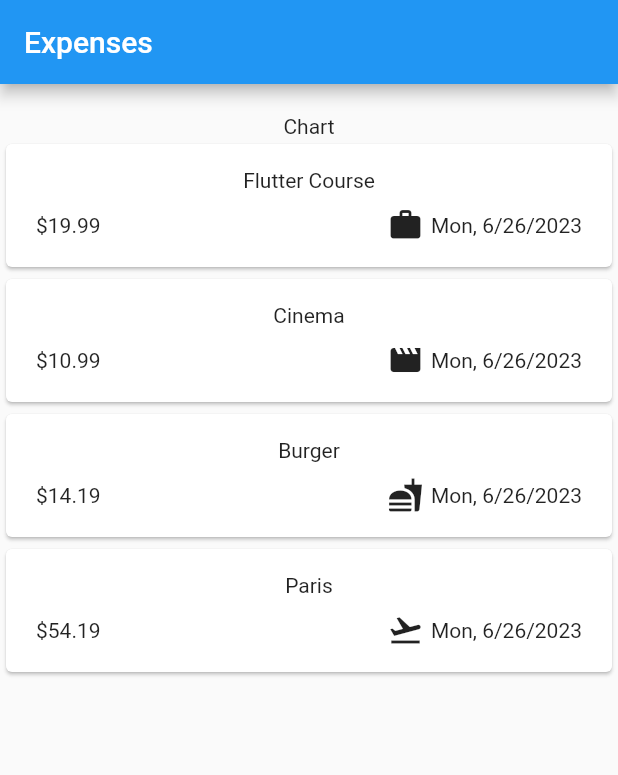
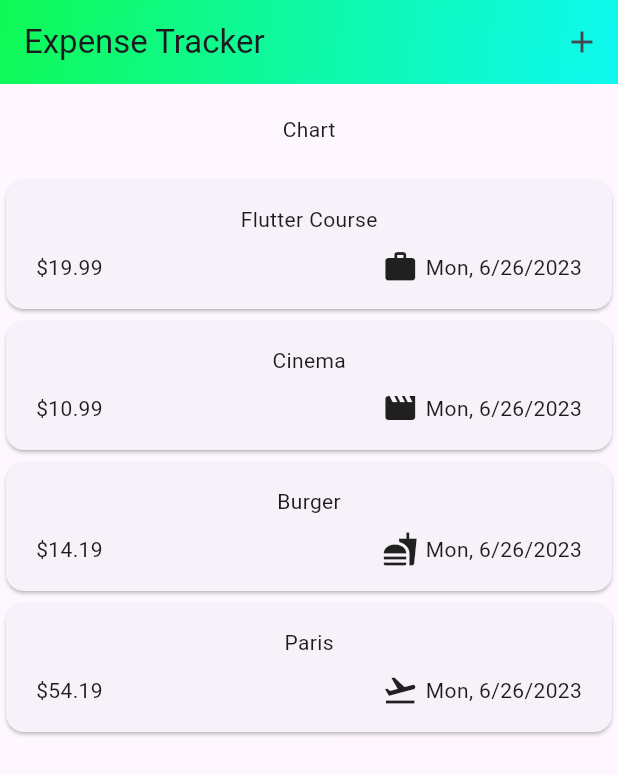
Before and after one commit to AlexTritecky/expense-tracker-app, a Flutter app: the screen it shows after launch, on a phone screen of 412 x 824 dp. Shown: the top 775 px of the screen. Run offline on Flutter 3.47's test engine with Material 2 defaults, Android fonts, the phone set to English and light mode, and no system bars.

Commit message:
add app styling

```diff
--- a/client/lib/expenses.dart
+++ b/client/lib/expenses.dart
@@ -37,7 +37,26 @@ class _ExpensesState extends State<Expenses> {
   Widget build(BuildContext context) {
     return Scaffold(
       appBar: AppBar(
-        title: const Text('Expenses'),
+        title: const Text('Expense Tracker'),
+        flexibleSpace: Container(
+          decoration: const BoxDecoration(
+            gradient: LinearGradient(
+              colors: [
+                Color.fromARGB(255, 15, 249, 85),
+                Color.fromARGB(255, 15, 249, 167),
+                Color.fromARGB(255, 14, 248, 240)
+              ],
+              begin: Alignment.topLeft,
+              end: Alignment.bottomRight,
+            ),
+          ),
+        ),
+        actions: [
+          IconButton(
+            onPressed: () {},
+            icon: const Icon(Icons.add),
+          )
+        ],
       ),
       body: Column(
         children: [
@@ -45,6 +64,9 @@ class _ExpensesState extends State<Expenses> {
             height: 20,
           ),
           const Text('Chart'),
+          const SizedBox(
+            height: 20,
+          ),
           Expanded(
             child: ExpensesList(expenses: _registerExpenses),
           )
--- a/client/lib/main.dart
+++ b/client/lib/main.dart
@@ -3,9 +3,10 @@ import 'package:flutter/material.dart';
 
 void main() {
   runApp(
-    const MaterialApp(
+    MaterialApp(
+      theme: ThemeData(useMaterial3: true),
       title: 'Expense Tracker',
-      home: Expenses(),
+      home: const Expenses(),
     ),
   );
 }
```
